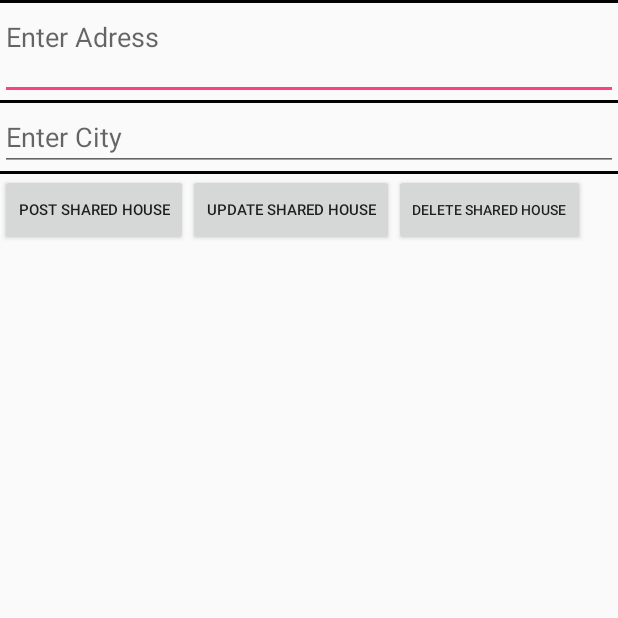
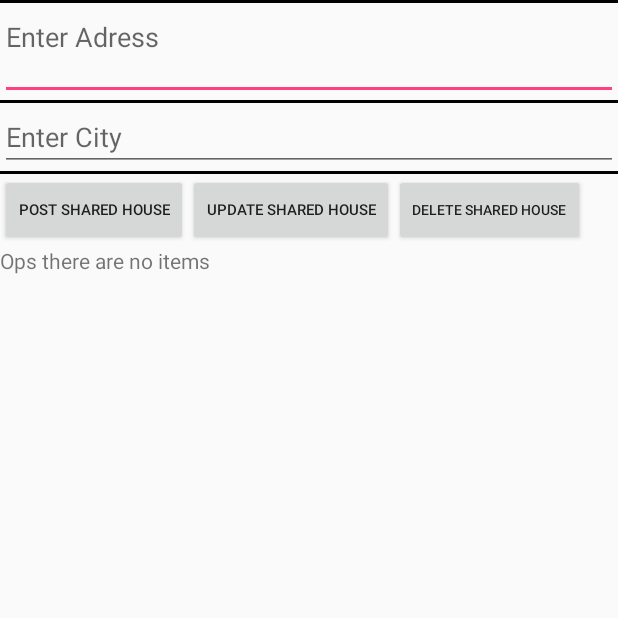
Before and after one commit to mazmaz2k/SharedHouse, an Android app: the CreateNewSharedHouse screen opened directly, with no data from a screen before it, after a tap on "POST SHARED HOUSE", on a phone screen of 412 x 824 dp, the top half of it. Run offline under Robolectric (Android 15) with nearby library versions, the phone set to English and light mode, and no system bars; our stand-ins replace Firebase (no records; nobody signed in at launch, a user with empty details on screens opened directly); 1 statement that could not run was skipped.

Commit message:
Adding mission to each shared house and change the db ref

```diff
--- a/app/src/main/java/com/mazmaz/sharedhouse/CreateNewSharedHouse.java
+++ b/app/src/main/java/com/mazmaz/sharedhouse/CreateNewSharedHouse.java
@@ -11,6 +11,8 @@ import android.view.View;
 import android.view.ViewGroup;
 import android.widget.Button;
 import android.widget.EditText;
+import android.widget.LinearLayout;
+import android.widget.TextView;
 import android.widget.Toast;
 
 import com.firebase.ui.database.FirebaseRecyclerAdapter;
@@ -37,7 +39,10 @@ public class CreateNewSharedHouse extends AppCompatActivity {
     FirebaseRecyclerAdapter<postNewHouse, SharedHouseRecycleViewHolder> adapter;
     postNewHouse selectPost;
     String selectedKey;
-    private String userToken;
+    private String userToken,keyToken;
+    LinearLayout create_housed_layout;
+    TextView empty_house_list;
+    ValueEventListener valueEventListener;
 
 
     @Override
@@ -45,6 +50,17 @@ public class CreateNewSharedHouse extends AppCompatActivity {
         super.onCreate(savedInstanceState);
         setContentView(R.layout.activity_create_new_shared_house);
         userToken = getIntent().getStringExtra("UserToken");
+        final int show_only_houses_list = getIntent().getIntExtra("show_only_houses_list",1);
+        final String keyToken= getIntent().getStringExtra("token_key");
+        this.keyToken=keyToken;
+        empty_house_list = findViewById(R.id.empty_house_list);
+        create_housed_layout= findViewById(R.id.create_house_layout);
+        if(show_only_houses_list==0) {
+            create_housed_layout.setVisibility(View.GONE);
+        }else{
+            create_housed_layout.setVisibility(View.VISIBLE);
+
+        }
         if(userToken==null){
             Log.d("Test", "user Is Empty");
         }
@@ -57,12 +73,14 @@ public class CreateNewSharedHouse extends AppCompatActivity {
         recyclerView = findViewById(R.id.new_sharedHouse_recycler_view);
         recyclerView.setLayoutManager(new LinearLayoutManager(this));
         firebaseDatabase = FirebaseDatabase.getInstance();
-        databaseReference = firebaseDatabase.getReference(userToken);
+        databaseReference = firebaseDatabase.getReference("SharedHouseUsers").child("houses");
 
+//        databaseReference = firebaseDatabase.getReference("sharedhouseusers/SharedHouseUsers/houses/"+keyToken+"/shared houses");
 
         displayHouse();
 
         databaseReference.addValueEventListener(new ValueEventListener() {
+
             @Override
             public void onDataChange(@NonNull DataSnapshot dataSnapshot) {
 //                displayHouse();
@@ -89,8 +107,12 @@ public class CreateNewSharedHouse extends AppCompatActivity {
         btn_update_house.setOnClickListener(new View.OnClickListener() {
             @Override
             public void onClick(View view) {
+                if(selectedKey==null){
+                    throw new NullPointerException();
+                }
                 databaseReference.
-                        child(selectedKey).setValue(
+                        child(keyToken).child("shared houses").child(selectedKey)
+                        .setValue(
                                 new postNewHouse(enter_home_address.getText().toString(),enter_home_city.getText().toString(),userToken
                                 )).addOnSuccessListener(new OnSuccessListener<Void>() {
                     @Override
@@ -104,31 +126,78 @@ public class CreateNewSharedHouse extends AppCompatActivity {
 
                     }
                 });
+                empty_house_list.setVisibility(View.GONE);
+
             }
         });
 
         btn_delete_house.setOnClickListener(new View.OnClickListener() {
             @Override
             public void onClick(View view) {
+
+                if(selectedKey==null){
+                    throw new NullPointerException();
+                }
                 databaseReference.
-                        child(selectedKey)
+                        child(keyToken).child("shared houses").child(selectedKey)
                         .removeValue()
                         .addOnSuccessListener(new OnSuccessListener<Void>() {
                     @Override
                     public void onSuccess(Void aVoid) {
                         Toast.makeText(CreateNewSharedHouse.this, "Deleted", Toast.LENGTH_SHORT).show();
+//                        Log.d("Test", databaseReference.getParent().getKey());
                     }
                 }).addOnFailureListener(new OnFailureListener() {
                     @Override
                     public void onFailure(@NonNull Exception e) {
                         Toast.makeText(CreateNewSharedHouse.this, "Error on delete: "+ e.getMessage(), Toast.LENGTH_SHORT).show();
 
+
                     }
                 });
+                Log.d("Test", "ddddddddddd "+ databaseReference.child(keyToken).toString());
+
+                if(databaseReference.child(userToken).equals("")){
+                    Log.d("Test", "TIS EMPTY!!!!!!!!!!!!!!!!!!!!!! #3");
+
+                }
             }
         });
+//        DatabaseReference DB_r = databaseReference.child(userToken);
+        valueEventListener = new ValueEventListener() {
+            @Override
+            public void onDataChange(@NonNull DataSnapshot dataSnapshot) {
+                int count = (int) dataSnapshot.getChildrenCount(); //Cast long to int
+                if (count ==0){
+                    Log.d("Test", "TIS EMPTY!!!!!!!!!!!!!!!!!!!!!! #1");
+                    empty_house_list.setVisibility(View.VISIBLE);
 
 
+                }else{
+                    Log.d("Test", "TIS EMPTY!!!!!!!!!!!!!!!!!!!!!! #2:  "+ count);
+                    empty_house_list.setVisibility(View.GONE);
+
+
+                }
+
+
+            }
+
+            @Override
+            public void onCancelled(@NonNull DatabaseError databaseError) {
+
+            }
+        };
+        databaseReference.addListenerForSingleValueEvent(valueEventListener);
+//        if(recyclerView.getChildCount()==0){
+//            empty_house_list.setVisibility(View.VISIBLE);
+//            Log.d("Test", "TIS EMPTY!!!!!!!!!!!!!!!!!!!!!! "+ recyclerView.getChildCount());
+//            Log.d("Test", "TIS EMPTY!!!!!!!!!!!!!!!!!!!!!! "+ recyclerView.getItemDecorationCount());
+//
+//        }
+//        else{
+//            empty_house_list.setVisibility(View.INVISIBLE);
+//        }
 
     }
 
@@ -142,12 +211,28 @@ public class CreateNewSharedHouse extends AppCompatActivity {
 
     private void postHouse(){
 //        Log.d("Test",userToken);
-
+//        if(recyclerView.getChildCount()==0){
+//            empty_house_list.setVisibility(View.VISIBLE);
+//            Log.d("Test", "This EMPTY!!!!!!!!!!!!!!!!!!!!!! ");
+//        }
+//        else{
+//            empty_house_list.setVisibility(View.INVISIBLE);
+//        }
         String address = enter_home_address.getText().toString();
         String city = enter_home_city.getText().toString();
-        postNewHouse postNewHouse = new postNewHouse(address, city, userToken);
-        databaseReference.push().setValue(postNewHouse);
-        displayHouse();
+        postNewHouse postNewHouse = new postNewHouse(address, city, keyToken);
+        if(keyToken==null)
+            throw new ExceptionInInitializerError();
+        databaseReference.child(keyToken).child("shared houses").push().setValue(postNewHouse);
+        Log.d("Test", "key token :  "+ keyToken);
+        Log.d("Test", "ddddddddd    "+databaseReference.child(keyToken).child("shared houses"));
+
+        if(keyToken==null){
+            throw new ExceptionInInitializerError();
+        }else{
+            displayHouse();
+
+        }
 
         adapter.notifyDataSetChanged();
 
@@ -159,31 +244,34 @@ public class CreateNewSharedHouse extends AppCompatActivity {
 //        if(adapter.getItemCount()>0){
             displayHouse();
 
-
+        databaseReference.addListenerForSingleValueEvent(valueEventListener);
     }
 
     private void displayHouse(){
-
+//        Log.d("Test", "ddddddddd    "+databaseReference.child(keyToken).child("shared houses"));
         options =
                 new FirebaseRecyclerOptions.Builder<postNewHouse>()
-                    .setQuery(databaseReference, postNewHouse.class).build();
+                    .setQuery(databaseReference.child(keyToken).child("shared houses"), postNewHouse.class).build();
+
 
         adapter =
                 new FirebaseRecyclerAdapter<postNewHouse, SharedHouseRecycleViewHolder>(options) {
+
+
                     @Override
                     protected void onBindViewHolder(@NonNull SharedHouseRecycleViewHolder holder, final int position, @NonNull final postNewHouse model) {
 
                         holder.text_house_address.setText(model.getAddress());
                         holder.text_house_city.setText(model.getCity());
                         holder.sharedHouseId =getSnapshots().getSnapshot(position).getKey();
-                        holder.sharedUserId = userToken;
+                        holder.sharedUserId = selectedKey;
 
                         holder.setiHouseItemClickListener(new IHouseItemClickListener() {
                             @Override
                             public void onClick(View view, int postion) {
                                 selectPost = model;
                                 selectedKey= getSnapshots().getSnapshot(position).getKey();
-//                                Log.d("Test", ""+selectedKey);
+                                Log.d("Test", ""+selectedKey);
 
 
                                 //bind data
@@ -200,13 +288,22 @@ public class CreateNewSharedHouse extends AppCompatActivity {
                     @NonNull
                     @Override
                     public SharedHouseRecycleViewHolder onCreateViewHolder(@NonNull ViewGroup viewGroup, int i) {
+                        Log.d("Test", "DDDDDDDDDDDDDD    "+viewGroup.addStatesFromChildren());
 
-                        View itemView = LayoutInflater.from(getBaseContext()).inflate(R.layout.post_shared_houses_item, viewGroup, false);
+                        View itemView = LayoutInflater.from(viewGroup.getContext()).inflate(R.layout.post_shared_houses_item, viewGroup, false);
                         return new SharedHouseRecycleViewHolder(itemView);
                     }
                 };
 
         adapter.startListening();
         recyclerView.setAdapter(adapter);
+//        if(recyclerView.getChildCount()==0){
+//            empty_house_list.setVisibility(View.VISIBLE);
+//            Log.d("Test", "TIS EMPTY!!!!!!!!!!!!!!!!!!!!!! ");
+//        }
+//        else{
+//            empty_house_list.setVisibility(View.INVISIBLE);
+//        }
+
     }
 }
--- a/app/src/main/res/layout/activity_create_new_shared_house.xml
+++ b/app/src/main/res/layout/activity_create_new_shared_house.xml
@@ -8,6 +8,7 @@
     tools:context=".CreateNewSharedHouse">
 
     <LinearLayout
+        android:id="@+id/create_house_layout"
         android:layout_width="match_parent"
         android:layout_height="wrap_content"
         android:orientation="vertical">
@@ -69,6 +70,11 @@
 
 
     </LinearLayout>
+    <TextView
+        android:id="@+id/empty_house_list"
+        android:layout_width="match_parent"
+        android:layout_height="wrap_content"
+        android:text="Ops there are no items"/>
 
     <android.support.v7.widget.RecyclerView
         android:id="@+id/new_sharedHouse_recycler_view"
```
Also changed, not shown: app/src/main/java/com/mazmaz/sharedhouse/MainActivity.java (+8 -1 lines).
